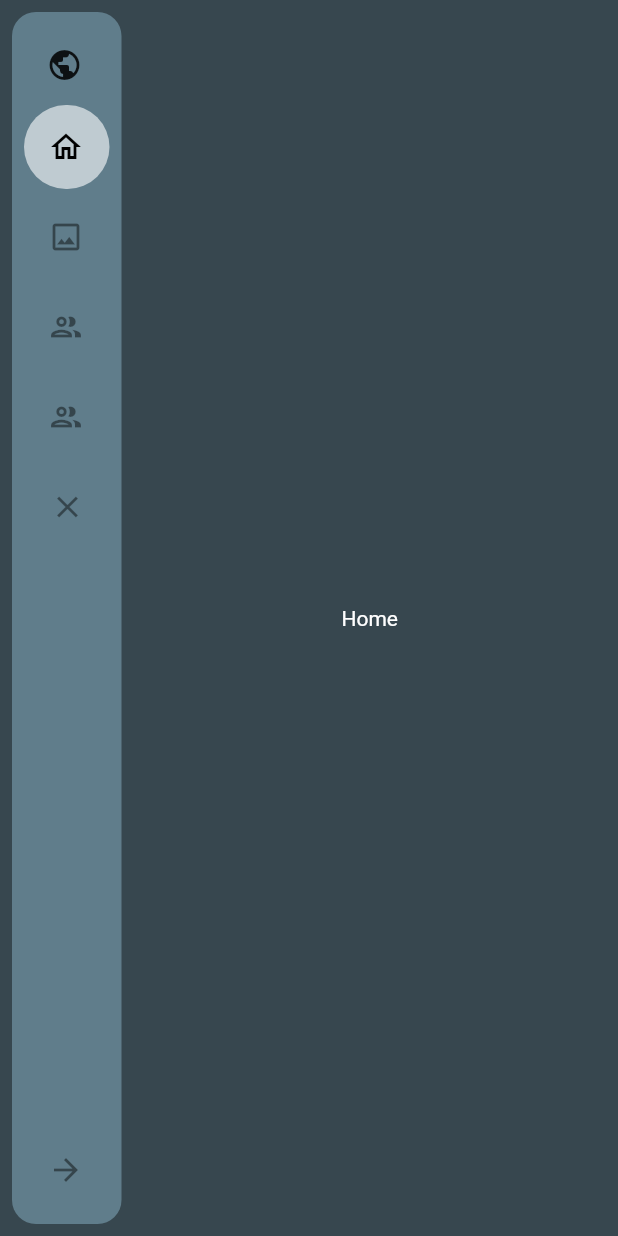
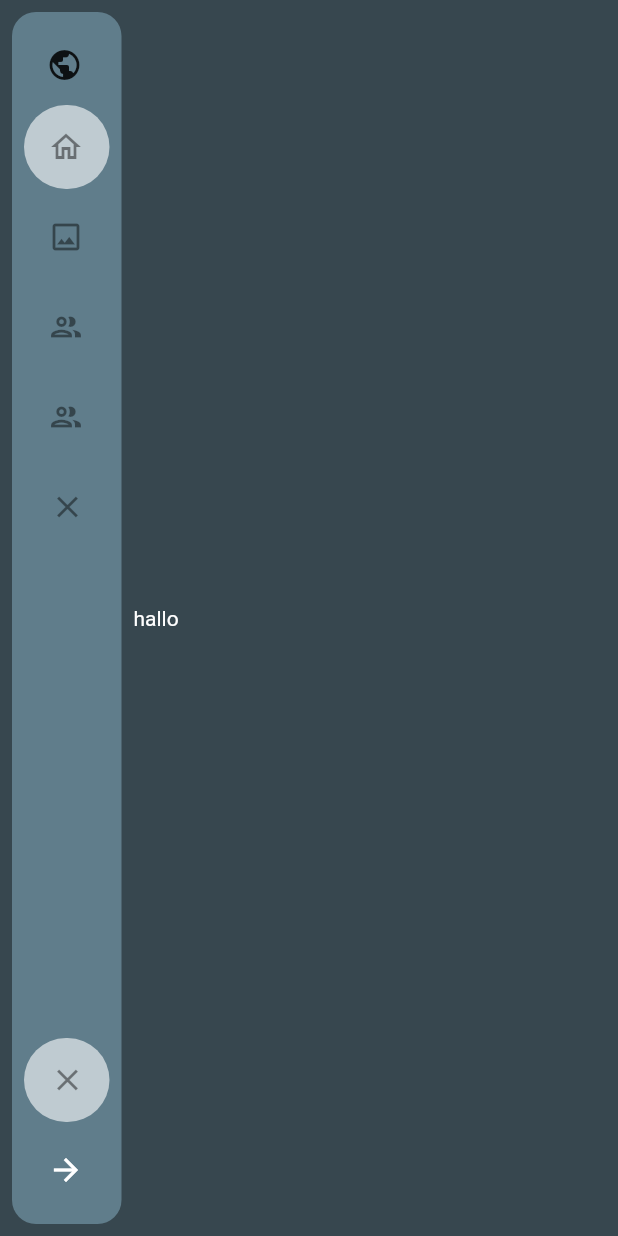
Before and after one commit to felixkriechbaum/SimpleSidebar, a Flutter app: the screen it shows after launch, on a phone screen of 412 x 824 dp. Run offline on Flutter 3.47's test engine with Material 2 defaults, Android fonts, the phone set to English and light mode, and no system bars.

Commit message:
started reworking

```diff
--- /dev/null
+++ b/example/lib/colors.dart
@@ -0,0 +1,6 @@
+import 'package:flutter/material.dart';
+
+const Color kcBackground = Color(0xFF16213E);
+const Color kcPrimary = Color(0xFF0F3460);
+const Color kcSecondary = Color(0xFF533483);
+const Color kcAccent = Color(0xFFE94560);
--- a/example/lib/main.dart
+++ b/example/lib/main.dart
@@ -19,8 +19,8 @@ class MyApp extends StatelessWidget {
       title: 'Simplesidebar Demo',
       theme: ThemeData(
         textTheme: const TextTheme(
-          bodyText1: TextStyle(color: Colors.white),
-          bodyText2: TextStyle(color: Colors.white),
+          bodyLarge: TextStyle(color: Colors.white),
+          bodyMedium: TextStyle(color: Colors.white),
         ),
       ),
       debugShowCheckedModeBanner: kDebugMode,
@@ -33,25 +33,31 @@ class MyHomePage extends StatefulWidget {
   final List<SimpleSidebarItem> sidebarItems = [
     SimpleSidebarItem(
       title: "Home",
-        iconFront: Icons.home_outlined,
-        child: const Center(child: Text("Home"))),
+      leading: const Icon(Icons.home_outlined),
+    ),
     SimpleSidebarItem(
       title: "Gallery",
-        iconFront: Icons.image_outlined,
-        child: const Center(child: Text("Gallery"))),
+      leading: const Icon(Icons.image_outlined),
+    ),
     SimpleSidebarItem(
       title: "Users",
-        iconFront: Icons.group_outlined,
-        child: const Center(child: Text("Users"))),
+      leading: const Icon(Icons.group_outlined),
+    ),
     SimpleSidebarItem(
       title: "Extra long name for a menu item",
       wrapWord: true,
-        iconFront: Icons.group_outlined,
-        child: const Center(child: Text("Users"))),
+      leading: const Icon(Icons.group_outlined),
+    ),
     SimpleSidebarItem(
       title: "Exit",
-        iconEnd: Icons.close,
-        child: const Center(child: Text("Exit"))),
+      trailing: const Icon(Icons.close),
+    ),
+  ];
+  final List<SimpleSidebarItem> footerItems = [
+    SimpleSidebarItem(
+      title: "Logout",
+      trailing: const Icon(Icons.close),
+    ),
   ];
   final String title;
 
@@ -77,11 +83,15 @@ class _MyHomePageState extends State<MyHomePage> {
                     fontSize: 18,
                     fontWeight: FontWeight.bold,
                   ),
-              ),
+                  selectedTextColor: Colors.white,
+                  unselectedTextColor: Colors.grey,
+                  selectedIconColor: Colors.white,
+                  unselectedIconColor: Colors.grey),
               titleText: "Hello World",
               titleImage: const Icon(Icons.public),
               initialExpanded: false,
               sidebarItems: widget.sidebarItems,
+              sidebarFooterItems: widget.footerItems,
               collapsedString: "Collapse Me :)",
               expandedString: "Expand Me :)",
               onTapped: (value) => onTapped(value),
@@ -95,7 +105,7 @@ class _MyHomePageState extends State<MyHomePage> {
                 duration: const Duration(milliseconds: 400),
                 child: Container(
                     margin: const EdgeInsets.all(8),
-                    child: widget.sidebarItems.elementAt(selected).child),
+                    child: const <Widget>[Text("hallo"), Text("hallo2")][0]),
               ),
             )
           ],
--- a/lib/simple_sidebar.dart
+++ b/lib/simple_sidebar.dart
@@ -14,6 +14,9 @@ class SimpleSidebar extends StatefulWidget {
 
   /// The items of the sidebar
   final List<SimpleSidebarElement> sidebarItems;
+
+  /// The footer items of the sidebar
+  final List<SimpleSidebarElement>? sidebarFooterItems;
 
   /// The title image (like app icon)
   final Widget? titleImage;
@@ -34,15 +37,16 @@ class SimpleSidebar extends StatefulWidget {
   final bool? initialExpanded;
 
   /// The theme of the sidebar
-  final SimpleSidebarTheme simpleSidebarTheme;
+  SimpleSidebarTheme? simpleSidebarTheme = SimpleSidebarTheme();
 
   /// Creates a new [SimpleSidebar]
-  const SimpleSidebar(
+  SimpleSidebar(
       {Key? key,
       required this.sidebarItems,
       required this.onTapped,
-      required this.simpleSidebarTheme,
       required this.toggleSidebar,
+      this.sidebarFooterItems,
+      this.simpleSidebarTheme,
       this.titleImage,
       this.titleText,
       this.titleSubText,
@@ -72,12 +76,12 @@ class _SimpleSidebarState extends State<SimpleSidebar> {
       duration: const Duration(milliseconds: 400),
       curve: Curves.easeInOut,
       width: isExpanded
-          ? widget.simpleSidebarTheme.expandedWidth ?? 190
-          : widget.simpleSidebarTheme.collapsedWidth ?? 73,
+          ? widget.simpleSidebarTheme?.expandedWidth ?? 190
+          : widget.simpleSidebarTheme?.collapsedWidth ?? 73,
       decoration: BoxDecoration(
           color: isExpanded
-              ? widget.simpleSidebarTheme.expandedBackgroundColor
-              : widget.simpleSidebarTheme.collapsedBackgroundColor,
+              ? widget.simpleSidebarTheme?.expandedBackgroundColor
+              : widget.simpleSidebarTheme?.collapsedBackgroundColor,
           borderRadius: BorderRadius.circular(16)),
       child: Material(
         color: Colors.transparent,
@@ -110,7 +114,8 @@ class _SimpleSidebarState extends State<SimpleSidebar> {
                         child: widget.titleText != null
                             ? Text(
                                 widget.titleText.toString(),
-                                style: widget.simpleSidebarTheme.titleTextTheme,
+                                style:
+                                    widget.simpleSidebarTheme?.titleTextTheme,
                                 overflow: TextOverflow.fade,
                                 softWrap: false,
                               )
@@ -136,7 +141,7 @@ class _SimpleSidebarState extends State<SimpleSidebar> {
               ),
               ListView.separated(
                 separatorBuilder: (BuildContext context, int index) => SizedBox(
-                  height: widget.simpleSidebarTheme.distanceBetweenElements,
+                  height: widget.simpleSidebarTheme?.distanceBetweenElements,
                 ),
                 shrinkWrap: true,
                 itemCount: widget.sidebarItems.length,
@@ -146,6 +151,21 @@ class _SimpleSidebarState extends State<SimpleSidebar> {
                 },
               ),
               const Spacer(),
+              if (widget.sidebarFooterItems != null &&
+                  widget.sidebarFooterItems!.isNotEmpty)
+                ListView.separated(
+                  separatorBuilder: (BuildContext context, int index) =>
+                      SizedBox(
+                    height: widget.simpleSidebarTheme?.distanceBetweenElements,
+                  ),
+                  shrinkWrap: true,
+                  itemCount: widget.sidebarFooterItems!.length,
+                  itemBuilder: (BuildContext context, int index) {
+                    SimpleSidebarElement element =
+                        widget.sidebarFooterItems![index];
+                    return listTileElement(element as SimpleSidebarItem, index);
+                  },
+                ),
               Tooltip(
                 message: isExpanded
                     ? widget.collapsedString ?? "Collapse"
@@ -158,12 +178,22 @@ class _SimpleSidebarState extends State<SimpleSidebar> {
                     shape: RoundedRectangleBorder(
                         borderRadius: BorderRadius.circular(32)),
                     leading: isExpanded
-                        ? const Icon(Icons.arrow_back)
-                        : const Icon(Icons.arrow_forward),
-                    title: Text(widget.collapsedString ?? "Collapse",
-                        softWrap: false, overflow: TextOverflow.fade),
+                        ? Icon(Icons.arrow_back,
+                            color:
+                                widget.simpleSidebarTheme?.selectedIconColor ??
+                                    Colors.white)
+                        : Icon(Icons.arrow_forward,
+                            color:
+                                widget.simpleSidebarTheme?.selectedIconColor ??
+                                    Colors.white),
+                    title: Text(
+                      widget.collapsedString ?? "Collapse",
+                      softWrap: false,
+                      overflow: TextOverflow.fade,
+                      style: widget.simpleSidebarTheme?.collapseTheme,
+                    ),
                     onTap: () => toggleExpanded(),
-                    hoverColor: widget.simpleSidebarTheme.hoverColor,
+                    hoverColor: widget.simpleSidebarTheme?.hoverColor,
                   ),
                 ),
               ),
@@ -184,22 +214,28 @@ class _SimpleSidebarState extends State<SimpleSidebar> {
         decoration: BoxDecoration(
           borderRadius: BorderRadius.circular(32),
           color: isSelected
-              ? widget.simpleSidebarTheme.selectedBackgroundcolor
-              : widget.simpleSidebarTheme.unselectedBackgroundcolor,
+              ? widget.simpleSidebarTheme?.selectedBackgroundcolor
+              : widget.simpleSidebarTheme?.unselectedBackgroundcolor,
         ),
         child: ListTile(
           shape:
               RoundedRectangleBorder(borderRadius: BorderRadius.circular(32)),
-          leading: Icon(item.iconFront,
-              color: isSelected
-                  ? widget.simpleSidebarTheme.selectedIconColor
-                  : widget.simpleSidebarTheme.unselectedIconColor),
-          trailing: Icon(item.iconEnd,
-              color: isSelected
-                  ? widget.simpleSidebarTheme.selectedIconColor
-                  : widget.simpleSidebarTheme.unselectedIconColor),
+          leading: item.leading ??
+              Icon(item.leadingIcon,
+                  color: isSelected
+                      ? widget.simpleSidebarTheme?.selectedIconColor
+                      : widget.simpleSidebarTheme?.unselectedIconColor),
+          trailing: item.trailing ??
+              Icon(item.trailingIcon,
+                  color: isSelected
+                      ? widget.simpleSidebarTheme?.selectedIconColor
+                      : widget.simpleSidebarTheme?.unselectedIconColor),
           title: Text(
             item.title,
+            style: TextStyle(
+                color: isSelected
+                    ? widget.simpleSidebarTheme?.selectedTextColor
+                    : widget.simpleSidebarTheme?.unselectedTextColor),
             overflow: item.textOverflow ?? TextOverflow.ellipsis,
             softWrap: item.wrapWord ?? false,
           ),
@@ -209,7 +245,7 @@ class _SimpleSidebarState extends State<SimpleSidebar> {
               selectedValue = index;
             });
           },
-          hoverColor: widget.simpleSidebarTheme.hoverColor,
+          hoverColor: widget.simpleSidebarTheme?.hoverColor,
         ),
       ),
     );
--- a/lib/simple_sidebar_item.dart
+++ b/lib/simple_sidebar_item.dart
@@ -4,9 +4,6 @@ import 'package:simple_sidebar/simple_sidebar_element.dart';
 class SimpleSidebarItem extends SimpleSidebarElement {
   /// The title of the item
   final String title;
-
-  /// The child that will be displayed when the item is selected
-  final Widget child;
 
   /// If the text should soft wrap or not
   final bool? wrapWord;
@@ -17,22 +14,32 @@ class SimpleSidebarItem extends SimpleSidebarElement {
   /// The custom tooltip message (default the title)
   final String? customTooltipMessage;
 
+  /// The widget that will be displayed in the front of the title
+  final Widget? leading;
+
+  /// The widget that will be displayed in the end of the title
+  final Widget? trailing;
+
   /// The icon that will be displayed in the front of the title
-  final IconData? iconFront;
+  final IconData? leadingIcon;
 
   /// The icon that will be displayed in the end of the title
-  final IconData? iconEnd;
+  final IconData? trailingIcon;
 
   /// Creates a new [SimpleSidebarItem]
-  SimpleSidebarItem(
-      {required this.title,
-      required this.child,
-      this.wrapWord,
-      this.textOverflow,
-      this.customTooltipMessage,
-      this.iconFront,
-      this.iconEnd}) {
-    assert(iconEnd != null || iconFront != null,
-        "You need to provide at least one icon");
+  SimpleSidebarItem({
+    required this.title,
+    this.wrapWord,
+    this.textOverflow,
+    this.customTooltipMessage,
+    this.leading,
+    this.trailing,
+    this.leadingIcon,
+    this.trailingIcon,
+  }) {
+    assert(!(trailing != null && trailingIcon != null),
+        "You can't use both trailing and trailingIcon");
+    assert(!(leading != null && leadingIcon != null),
+        "You can't use both leading and leadingIcon");
   }
 }
--- a/lib/simple_sidebar_theme.dart
+++ b/lib/simple_sidebar_theme.dart
@@ -34,11 +34,14 @@ class SimpleSidebarTheme {
   /// The width of the sidebar when it is collapsed
   double? collapsedWidth = 73;
 
+  /// The style of the collapse/expand text
+  TextStyle? collapseTheme;
+
   /// The distance between the elements in the sidebar
   double? distanceBetweenElements = 8;
 
   /// The text style of the title
-  TextStyle? titleTextTheme = const TextStyle();
+  TextStyle? titleTextTheme;
 
   /// Creates a new [SimpleSidebarTheme]
   SimpleSidebarTheme(
@@ -53,6 +56,7 @@ class SimpleSidebarTheme {
       this.hoverColor = Colors.black12,
       this.expandedWidth,
       this.collapsedWidth,
-      this.titleTextTheme,
+      this.titleTextTheme = const TextStyle(fontSize: 24, color: Colors.white),
+      this.collapseTheme = const TextStyle(fontSize: 14, color: Colors.white),
       this.distanceBetweenElements});
 }
--- a/pubspec.yaml
+++ b/pubspec.yaml
@@ -1,6 +1,6 @@
 name: simple_sidebar
 description: A very simple sidebar with Icons, Texts, Header and smoothing. Easy to implement and easy to use
-version: 0.0.6
+version: 0.0.7
 homepage: https://github.com/felixkriechbaum/SimpleSidebar
 
 environment:
```
Also changed, not shown: lib/simple_sidebar_controller.dart (added), 3 other files. Lines whose indentation alone changed are shown as unchanged.
